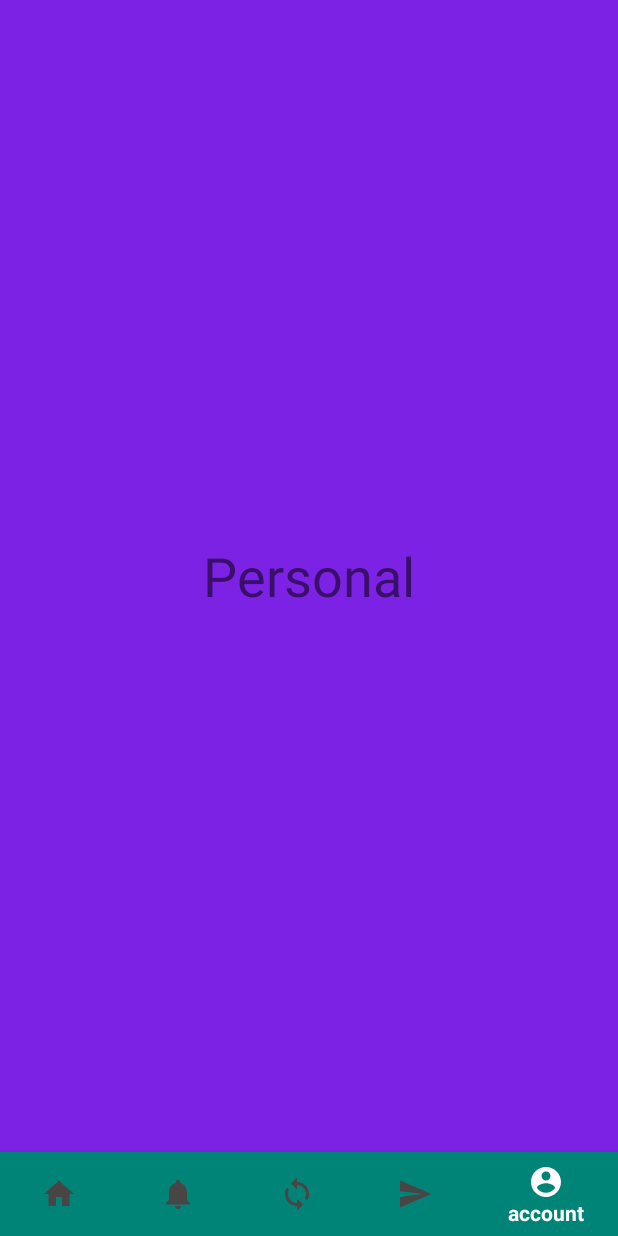
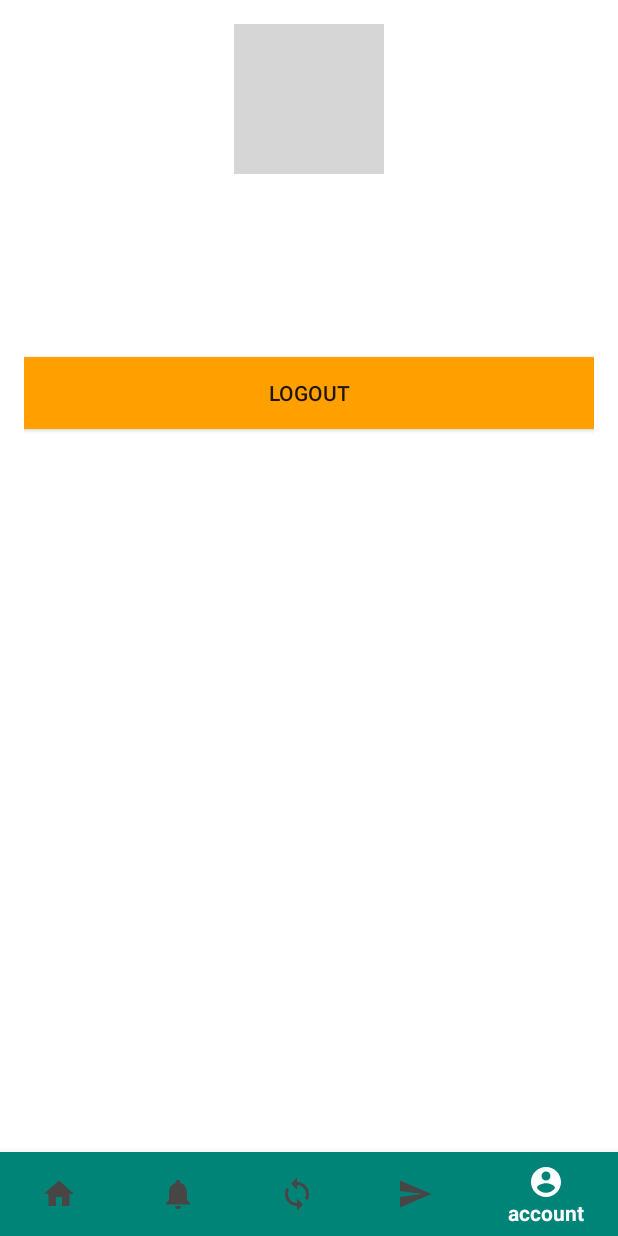
Before and after one commit to bagaswibowo/TrashCare, an Android app: the screen it shows after launch (MainActivity), item 5 of the bottom bar chosen, on a phone screen of 412 x 824 dp. Run offline under Robolectric (Android 15) with nearby library versions, the phone set to English and light mode, and no system bars; our stand-ins replace Firebase (no records; nobody signed in at launch, a user with empty details on screens opened directly), Picasso; grey boxes are pictures that could not be loaded.

```diff
--- a/app/src/main/java/com/example/alhakim/trashcare/PersonalFragment.java
+++ b/app/src/main/java/com/example/alhakim/trashcare/PersonalFragment.java
@@ -9,9 +9,15 @@ import android.view.View;
 import android.view.ViewGroup;
 
 public class PersonalFragment extends Fragment {
-    @Nullable
+
+
     @Override
-    public View onCreateView(@NonNull LayoutInflater inflater, @Nullable ViewGroup container, @Nullable Bundle savedInstanceState) {
+    public View onCreateView(LayoutInflater inflater, ViewGroup container, Bundle savedInstanceState) {
+
         return inflater.inflate(R.layout.fragment_personal, container, false);
+
+
     }
+
+
 }
--- a/app/src/main/res/layout/activity_signup.xml
+++ b/app/src/main/res/layout/activity_signup.xml
@@ -48,7 +48,7 @@
                 android:layout_width="match_parent"
                 android:layout_height="wrap_content"
                 android:hint="@string/nama"
-                android:inputType="numberDecimal"
+                android:inputType="text"
                 android:maxLines="1"
                 android:singleLine="true"
                 android:textColor="@android:color/white" />
--- a/app/src/main/res/layout/fragment_personal.xml
+++ b/app/src/main/res/layout/fragment_personal.xml
@@ -1,14 +1,47 @@
 <?xml version="1.0" encoding="utf-8"?>
-<RelativeLayout xmlns:android="http://schemas.android.com/apk/res/android"
+<LinearLayout xmlns:android="http://schemas.android.com/apk/res/android"
     android:layout_width="match_parent"
     android:layout_height="match_parent"
-    android:background="#7c22e4">
+    xmlns:tools="http://schemas.android.com/tools"
+    android:orientation="vertical"
+    android:padding="@dimen/activity_horizontal_margin"
+    tools:context=".profil">
+
+    <ImageView
+        android:id="@+id/user_photo"
+        android:layout_width="100dp"
+        android:layout_height="100dp"
+        android:layout_gravity="center"
+        android:src="@drawable/direction_arrow"
+        android:contentDescription="@null" />
 
     <TextView
-        android:layout_width="wrap_content"
+        android:id="@+id/user_id"
+        android:textStyle="bold"
+        android:layout_width="match_parent"
         android:layout_height="wrap_content"
-        android:text="Personal"
-        android:textSize="36dp"
-        android:layout_centerInParent="true"/>
+        android:layout_marginTop="@dimen/activity_horizontal_margin" />
 
-</RelativeLayout>
+    <TextView
+        android:id="@+id/email_field"
+        android:textStyle="bold"
+        android:layout_width="match_parent"
+        android:layout_height="wrap_content"
+        android:layout_marginTop="@dimen/activity_horizontal_margin" />
+
+    <TextView
+        android:id="@+id/displayed_name"
+        android:textStyle="bold"
+        android:layout_width="match_parent"
+        android:layout_height="wrap_content"
+        android:layout_marginTop="@dimen/activity_horizontal_margin" />
+
+    <Button
+        android:id="@+id/logout"
+        android:layout_width="match_parent"
+        android:layout_height="wrap_content"
+        android:layout_marginTop="@dimen/activity_horizontal_margin"
+        android:background="#FFA000"
+        android:text="LogOut" />
+
+</LinearLayout>
```
Also changed, not shown: app/src/main/java/com/example/alhakim/trashcare/UploadFragment.java (+13 -0 lines), app/src/main/java/com/example/alhakim/trashcare/profil.java (added, +99 -0 lines), app/src/main/java/com/example/alhakim/trashcare/signup.java (+10 -6 lines), app/src/main/res/layout/fragment_notification.xml (+19 -10 lines), app/src/main/java/com/example/alhakim/trashcare/Item.java (line endings or trailing spaces).
